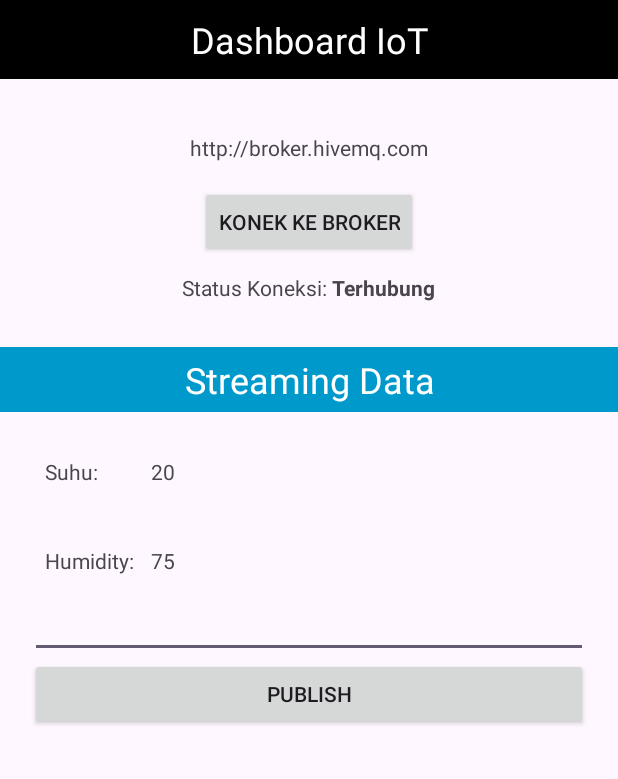
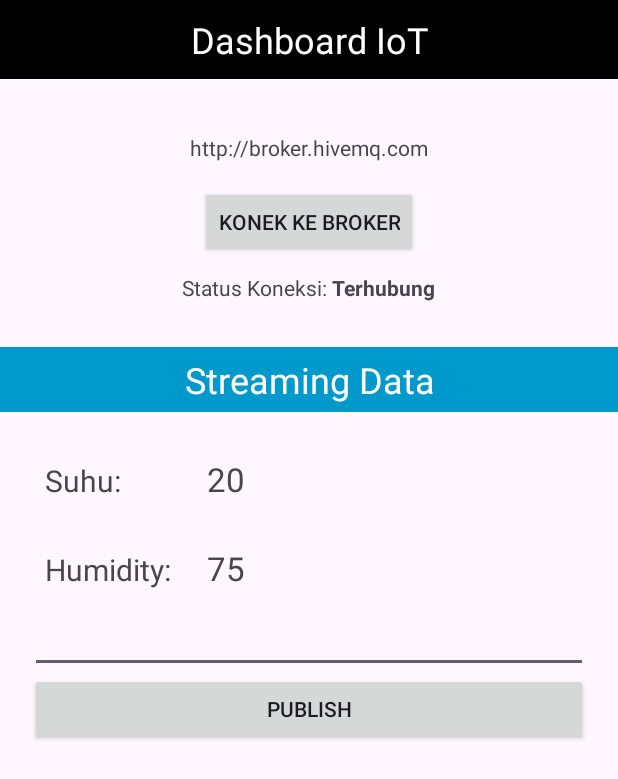
Before and after one commit to asharilabs/IOT, an Android app: the screen it shows after launch (MainActivity), on a phone screen of 412 x 824 dp. Shown: the top 779 px of the screen. Run offline under Robolectric (Android 15) with nearby library versions, the phone set to English and light mode, and no system bars; libraries missing offline, so code that uses them is left out: info.mqtt.android, org.eclipse.paho.

Commit message:
nambah mqtt-textview

```diff
--- a/IoTFarmingMQTT/app/src/main/java/com/asharilabs/iotfarmingmqtt/MainActivity.kt
+++ b/IoTFarmingMQTT/app/src/main/java/com/asharilabs/iotfarmingmqtt/MainActivity.kt
@@ -7,6 +7,7 @@ import android.os.Bundle
 import android.util.Log
 import android.widget.Button
 import android.widget.EditText
+import android.widget.TextView
 import info.mqtt.android.service.MqttAndroidClient
 import org.eclipse.paho.client.mqttv3.IMqttActionListener
 import org.eclipse.paho.client.mqttv3.IMqttDeliveryToken
@@ -18,12 +19,18 @@ import org.eclipse.paho.client.mqttv3.MqttMessage
 class MainActivity : AppCompatActivity() {
 
     private lateinit var mqttAndroidClient: MqttAndroidClient
+    private lateinit var _streaming_humi: TextView
+    private lateinit var _streaming_suhu: TextView
 
     @SuppressLint("MissingInflatedId")
     override fun onCreate(savedInstanceState: Bundle?) {
         super.onCreate(savedInstanceState)
         setContentView(R.layout.activity_main)
 
+        //
+        _streaming_humi = findViewById(R.id.streaming_humi)
+        _streaming_suhu = findViewById(R.id.streaming_temp)
+        // -------------------------------------------------------
         val _btn = findViewById<Button>(R.id.streaming_connectBroker)
         _btn.setOnClickListener {
             connect(this)
@@ -48,7 +55,15 @@ class MainActivity : AppCompatActivity() {
             }
 
             override fun messageArrived(topic: String?, message: MqttMessage?) {
-                Log.d("galihasharir", "message: " + message.toString())
+                Log.d("galihasharir", "incoming: " + message.toString())
+
+                // isikan data mqtt ke UI
+                if( topic.equals("asharilabs/suhu")){
+                    _streaming_suhu.setText(message.toString())
+                }
+                else if( topic.equals("asharilabs/humi")){
+                    _streaming_humi.setText(message.toString())
+                }
             }
 
             override fun deliveryComplete(token: IMqttDeliveryToken?) {
@@ -63,6 +78,7 @@ class MainActivity : AppCompatActivity() {
                 override fun onSuccess(asyncActionToken: IMqttToken){
                     Log.d("galihasharir", "Broker Connected")
                     subscribe("asharilabs/suhu")
+                    subscribe("asharilabs/humi")
                     //connectionStatus = true
                     // Give your callback on connection established here
                 }
--- a/IoTFarmingMQTT/app/src/main/res/layout/activity_main.xml
+++ b/IoTFarmingMQTT/app/src/main/res/layout/activity_main.xml
@@ -99,20 +99,23 @@
                     <TextView
                         android:layout_width="match_parent"
                         android:layout_height="wrap_content"
-                        android:layout_weight="4"
+                        android:layout_weight="3"
+                        android:textSize="20sp"
                         android:text="Suhu: "/>
                     <TextView
                         android:id="@+id/streaming_temp"
                         android:layout_width="match_parent"
                         android:layout_height="wrap_content"
+                        android:layout_marginLeft="20dp"
                         android:layout_weight="1"
+                        android:textSize="22sp"
                         android:text="20"/>
                 </LinearLayout>
             </LinearLayout>
 
             <Space
                 android:layout_width="match_parent"
-                android:layout_height="20dp"/>
+                android:layout_height="10dp"/>
 
             <LinearLayout
                 android:layout_width="match_parent"
@@ -126,13 +129,16 @@
                     <TextView
                         android:layout_width="match_parent"
                         android:layout_height="wrap_content"
-                        android:layout_weight="4"
+                        android:layout_weight="3"
+                        android:textSize="20sp"
                         android:text="Humidity: "/>
                     <TextView
                         android:id="@+id/streaming_humi"
                         android:layout_width="match_parent"
                         android:layout_height="wrap_content"
+                        android:layout_marginLeft="20dp"
                         android:layout_weight="1"
+                        android:textSize="22sp"
                         android:text="75"/>
                 </LinearLayout>
             </LinearLayout>
```
